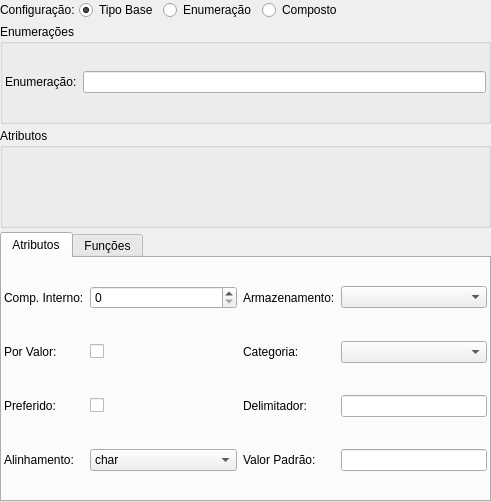
Above: pgmodeler_ui/ui/tipowidget.ui from erdincay/pgmodeler-old before the change. Below: the same form after it.
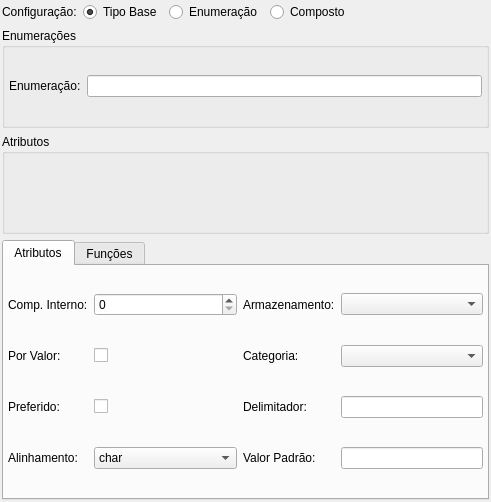
That is the form after the change.

The edit to the form file:
```diff
--- a/pgmodeler_ui/ui/tipowidget.ui
+++ b/pgmodeler_ui/ui/tipowidget.ui
@@ -21,10 +21,10 @@
   </property>
   <layout class="QGridLayout" name="tipo_grid">
    <property name="margin">
-    <number>0</number>
+    <number>2</number>
    </property>
    <property name="spacing">
-    <number>4</number>
+    <number>6</number>
    </property>
    <item row="0" column="0">
     <widget class="QLabel" name="configuracao_lbl">
@@ -107,7 +107,10 @@
      </property>
      <layout class="QGridLayout" name="gridLayout">
       <property name="margin">
-       <number>2</number>
+       <number>4</number>
+      </property>
+      <property name="spacing">
+       <number>6</number>
       </property>
       <item row="0" column="0">
        <widget class="QLabel" name="nome_enum_lbl">
@@ -152,7 +155,10 @@
       </attribute>
       <layout class="QGridLayout" name="gridLayout_2">
        <property name="margin">
-        <number>2</number>
+        <number>4</number>
+       </property>
+       <property name="spacing">
+        <number>6</number>
        </property>
        <item row="0" column="0">
         <widget class="QLabel" name="comp_int_lbl">
```
Left out of the diff: 5 changed lines with no effect on the pictures.
